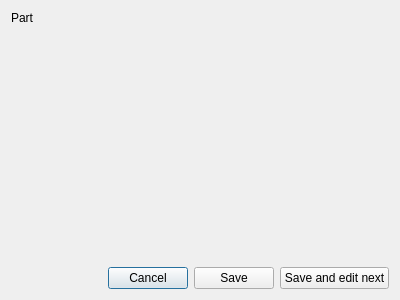
First picture: the form in src/fileeditdialog.ui, repository ZIMA-Engineering/ZIMA-CAD-Parts, before the edit.
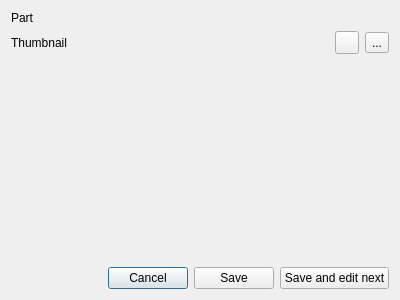
Second picture: the form after the edit. Icons and pictures are not drawn.

Commit message: File edit dialog allows changing thumbnails

Patch:
```diff
--- a/src/fileeditdialog.ui
+++ b/src/fileeditdialog.ui
@@ -20,6 +20,31 @@
   <layout class="QVBoxLayout" name="verticalLayout">
    <item>
     <layout class="QGridLayout" name="gridLayout">
+     <item row="1" column="1">
+      <widget class="QLabel" name="thumbnailLabel">
+       <property name="text">
+        <string/>
+       </property>
+      </widget>
+     </item>
+     <item row="1" column="2">
+      <widget class="QToolButton" name="removeThumbnailButton">
+       <property name="text">
+        <string/>
+       </property>
+       <property name="icon">
+        <iconset resource="../zima-cad-parts.qrc">
+         <normaloff>:/gfx/list-remove.png</normaloff>:/gfx/list-remove.png</iconset>
+       </property>
+      </widget>
+     </item>
+     <item row="1" column="0">
+      <widget class="QLabel" name="label_2">
+       <property name="text">
+        <string>Thumbnail</string>
+       </property>
+      </widget>
+     </item>
      <item row="0" column="0">
       <widget class="QLabel" name="label">
        <property name="text">
@@ -27,7 +52,14 @@
        </property>
       </widget>
      </item>
-     <item row="0" column="1">
+     <item row="1" column="3">
+      <widget class="QToolButton" name="setThumbnailButton">
+       <property name="text">
+        <string>...</string>
+       </property>
+      </widget>
+     </item>
+     <item row="0" column="1" colspan="3">
       <widget class="QLabel" name="nameLabel">
        <property name="text">
         <string/>
```
The commit also changes 5 other files.
